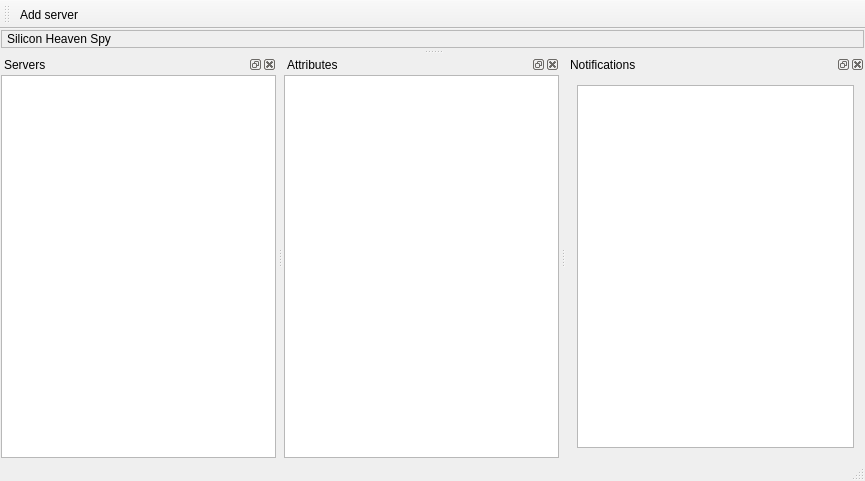
First picture: the form in src/mainwindow.ui, repository syyyr/shvspy, before the edit.
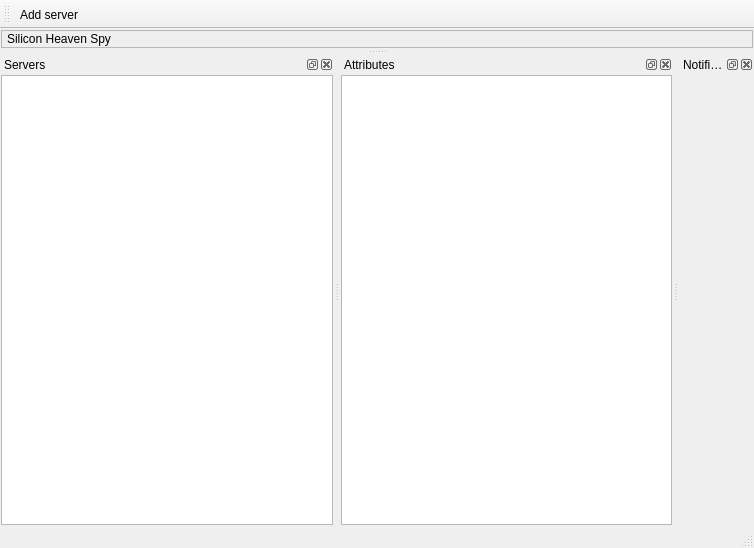
Second picture: the form after the edit. Icons and pictures are not drawn. Custom widgets are drawn as their Qt base class.

Commit message: shvspy: RPC Notifications log view

```diff
--- a/src/mainwindow.ui
+++ b/src/mainwindow.ui
@@ -6,8 +6,8 @@
    <rect>
     <x>0</x>
     <y>0</y>
-    <width>865</width>
-    <height>481</height>
+    <width>754</width>
+    <height>548</height>
    </rect>
   </property>
   <property name="windowTitle">
@@ -190,8 +190,23 @@
    </attribute>
    <widget class="QWidget" name="dockWidgetContents">
     <layout class="QVBoxLayout" name="verticalLayout_4">
+     <property name="spacing">
+      <number>1</number>
+     </property>
+     <property name="leftMargin">
+      <number>1</number>
+     </property>
+     <property name="topMargin">
+      <number>1</number>
+     </property>
+     <property name="rightMargin">
+      <number>1</number>
+     </property>
+     <property name="bottomMargin">
+      <number>1</number>
+     </property>
      <item>
-      <widget class="QPlainTextEdit" name="plainTextEdit"/>
+      <widget class="LogWidget" name="notificationsLogWidget" native="true"/>
      </item>
     </layout>
    </widget>
@@ -249,6 +264,12 @@
    <extends>QTreeView</extends>
    <header>src/servertreeview.h</header>
   </customwidget>
+  <customwidget>
+   <class>LogWidget</class>
+   <extends>QWidget</extends>
+   <header>src/log/logwidget.h</header>
+   <container>1</container>
+  </customwidget>
  </customwidgets>
  <resources>
   <include location="../shvspy.qrc"/>
```
Left out of the diff: 2 changed lines with no effect on the pictures. The commit also changes 21 other files.
